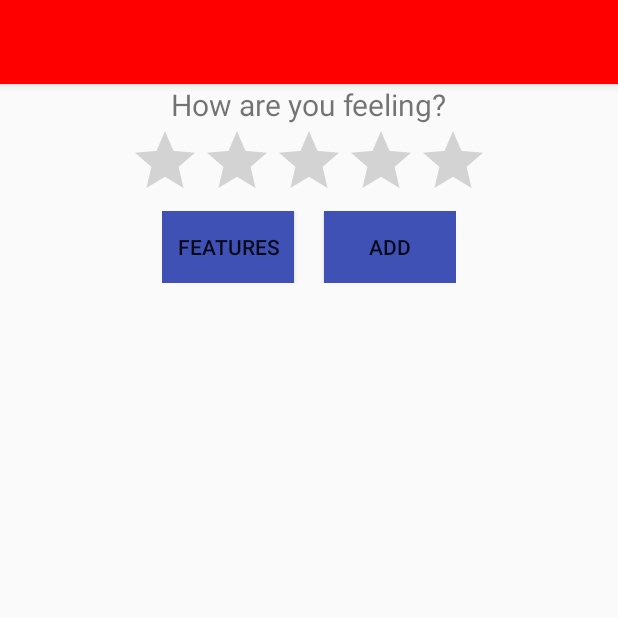
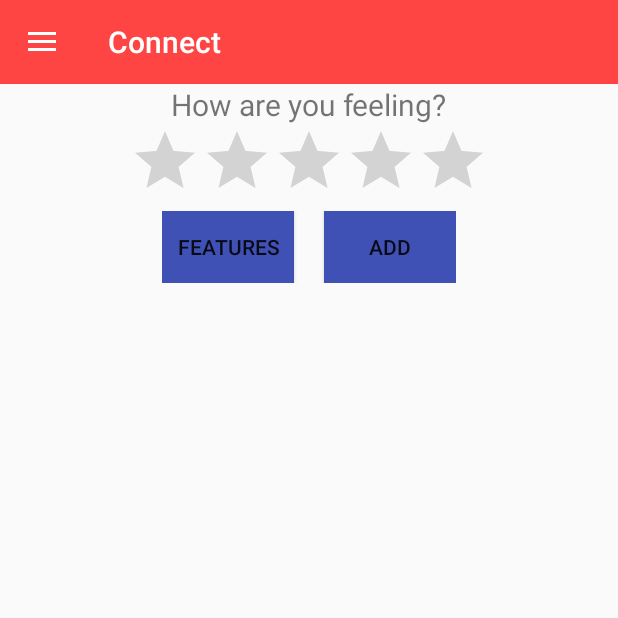
Before and after one commit to SamirRehm/Mood-Machine-Learning-App, an Android app: the screen it shows after launch (MainActivity), on a phone screen of 412 x 824 dp, the top half of it. Run offline under Robolectric (Android 15) with nearby library versions, the phone set to English and light mode, and no system bars; our stand-ins replace Firebase (no records; nobody signed in at launch, a user with empty details on screens opened directly); 9 statements that could not run were skipped.

Commit message:
Things kind of work

```diff
--- a/MoodAppUI/app/src/main/AndroidManifest.xml
+++ b/MoodAppUI/app/src/main/AndroidManifest.xml
@@ -20,6 +20,8 @@
         </activity>
         <activity android:name=".feature_selection_activity">
         </activity>
+        <activity android:name=".Prediction_Activity">
+        </activity>
     </application>
 
 </manifest>
--- /dev/null
+++ b/MoodAppUI/app/src/main/java/com/example/srehm/moodappui/ConnectFragment.java
@@ -0,0 +1,19 @@
+package com.example.srehm.moodappui;
+
+import android.os.Bundle;
+import android.support.v4.app.Fragment;
+import android.view.LayoutInflater;
+import android.view.View;
+import android.view.ViewGroup;
+
+public class ConnectFragment extends Fragment {
+
+    public ConnectFragment() {
+    }
+
+    @Override
+    public View onCreateView(LayoutInflater inflater, ViewGroup container, Bundle savedInstanceState) {
+        View rootView = inflater.inflate(R.layout.fragment_connect, container, false);
+        return rootView;
+    }
+}
--- a/MoodAppUI/app/src/main/java/com/example/srehm/moodappui/MainActivity.java
+++ b/MoodAppUI/app/src/main/java/com/example/srehm/moodappui/MainActivity.java
@@ -4,11 +4,17 @@ import android.content.Context;
 import android.content.Intent;
 import android.os.AsyncTask;
 import android.support.annotation.NonNull;
+import android.support.v4.app.Fragment;
+import android.support.v4.app.FragmentManager;
+import android.support.v4.widget.DrawerLayout;
 import android.support.v7.app.AppCompatActivity;
 import android.os.Bundle;
 import android.support.v7.widget.Toolbar;
 import android.util.Log;
+import android.view.MenuItem;
 import android.view.View;
+import android.widget.AdapterView;
+import android.widget.ListView;
 import android.widget.RatingBar;
 import com.google.android.gms.tasks.OnFailureListener;
 import com.google.android.gms.tasks.OnSuccessListener;
@@ -33,6 +39,17 @@ import java.util.List;
 import java.util.concurrent.ExecutionException;
 
 public class MainActivity extends AppCompatActivity {
+
+
+    private String[] mNavigationDrawerItemTitles;
+    private DrawerLayout mDrawerLayout;
+    private ListView mDrawerList;
+    Toolbar toolbar;
+    private CharSequence mDrawerTitle;
+    private CharSequence mTitle;
+    android.support.v7.app.ActionBarDrawerToggle mDrawerToggle;
+    public ConnectFragment connectFragment;
+
     FirebaseStorage storage;
     FirebaseModelInterpreter firebaseModelInterpreter;
     FirebaseModelInputOutputOptions IOOptions;
@@ -44,8 +61,113 @@ public class MainActivity extends AppCompatActivity {
     protected void onCreate(Bundle savedInstanceState) {
         super.onCreate(savedInstanceState);
         setContentView(R.layout.activity_main);
+        setUpDrawer();
+
         storage = FirebaseStorage.getInstance();
         set_up_firebase_model();
+    }
+
+    private class DrawerItemClickListener implements ListView.OnItemClickListener {
+
+        @Override
+        public void onItemClick(AdapterView<?> parent, View view, int position, long id) {
+            selectItem(position);
+        }
+    }
+
+
+    private void selectItem(int position) {
+
+        Fragment fragment = null;
+
+        switch (position) {
+            case 0:
+                fragment = connectFragment;
+                break;
+            default:
+                break;
+        }
+
+        if (fragment != null) {
+            FragmentManager fragmentManager = getSupportFragmentManager();
+            fragmentManager.beginTransaction().replace(R.id.content_frame, fragment).commit();
+
+            mDrawerList.setItemChecked(position, true);
+            mDrawerList.setSelection(position);
+            setTitle(mNavigationDrawerItemTitles[position]);
+            mDrawerLayout.closeDrawer(mDrawerList);
+
+        } else {
+            Log.e("MainActivity", "Error in creating fragment");
+        }
+    }
+
+    @Override
+    public boolean onOptionsItemSelected(MenuItem item) {
+
+        if (mDrawerToggle.onOptionsItemSelected(item)) {
+            return true;
+        }
+
+        return super.onOptionsItemSelected(item);
+    }
+
+    @Override
+    public void setTitle(CharSequence title) {
+        mTitle = title;
+        getSupportActionBar().setTitle(mTitle);
+    }
+
+    @Override
+    protected void onPostCreate(Bundle savedInstanceState) {
+        super.onPostCreate(savedInstanceState);
+        mDrawerToggle.syncState();
+    }
+
+    void setupToolbar() {
+        toolbar = (Toolbar) findViewById(R.id.toolbar);
+        setSupportActionBar(toolbar);
+        getSupportActionBar().setDisplayShowHomeEnabled(true);
+    }
+
+    void setUpDrawer() {
+        mTitle = mDrawerTitle = getTitle();
+        mNavigationDrawerItemTitles = getResources().getStringArray(R.array.navigation_drawer_items_array);
+        mDrawerLayout = findViewById(R.id.drawer_layout);
+        mDrawerList = findViewById(R.id.left_drawer);
+
+        setupToolbar();
+
+        DataModel[] drawerItem = new DataModel[3];
+
+        drawerItem[0] = new DataModel("Connect");
+        drawerItem[1] = new DataModel("Fixtures");
+        drawerItem[2] = new DataModel("Table");
+        getSupportActionBar().setDisplayHomeAsUpEnabled(false);
+        getSupportActionBar().setHomeButtonEnabled(true);
+
+        DrawerItemCustomAdapter adapter = new DrawerItemCustomAdapter(this, R.layout.list_view_item_row, drawerItem);
+        mDrawerList.setAdapter(adapter);
+        mDrawerList.setOnItemClickListener(new DrawerItemClickListener());
+        mDrawerLayout = (DrawerLayout) findViewById(R.id.drawer_layout);
+        mDrawerLayout.setDrawerListener(mDrawerToggle);
+        setupDrawerToggle();
+        mDrawerList.setSelection(0);
+
+        connectFragment = new ConnectFragment();
+        FragmentManager fragmentManager = getSupportFragmentManager();
+        fragmentManager.beginTransaction().replace(R.id.content_frame, connectFragment).commit();
+
+        mDrawerList.setItemChecked(0, true);
+        mDrawerList.setSelection(0);
+        setTitle(mNavigationDrawerItemTitles[0]);
+        mDrawerLayout.closeDrawer(mDrawerList);
+    }
+
+    void setupDrawerToggle() {
+        mDrawerToggle = new android.support.v7.app.ActionBarDrawerToggle(this, mDrawerLayout, toolbar, R.string.app_name, R.string.app_name);
+        //This is necessary to change the icon of the Drawer Toggle upon state change.
+        mDrawerToggle.syncState();
     }
 
     public void set_up_firebase_model() {
@@ -92,7 +214,8 @@ public class MainActivity extends AppCompatActivity {
                                 @Override
                                 public void onFailure(@NonNull Exception e) {
                                     e.printStackTrace();
-                                }});
+                                }
+                            });
         } catch (FirebaseMLException e) {
             e.printStackTrace();
         }
@@ -102,7 +225,7 @@ public class MainActivity extends AppCompatActivity {
         StorageReference root = storage.getReference();
         final StorageReference fileRef = root.child("data.txt");
 
-        fileRef.getBytes(1024*1024).addOnSuccessListener(new OnSuccessListener<byte[]>() {
+        fileRef.getBytes(1024 * 1024).addOnSuccessListener(new OnSuccessListener<byte[]>() {
             @Override
             public void onSuccess(byte[] bytes) {
                 String res = new String(bytes);
@@ -152,7 +275,7 @@ public class MainActivity extends AppCompatActivity {
         String weather = new JsonTask().execute("http://api.openweathermap.org/data/2.5/weather?q=Chilliwack&APPID=cb6a3e93bc1ef4e6f64672a923cd240a").get();
         JSONObject reader = new JSONObject(weather);
 
-        float temperature = (float)reader.getJSONObject("main").getDouble("temp")-273.15f;
+        float temperature = (float) reader.getJSONObject("main").getDouble("temp") - 273.15f;
         long operationTime = System.currentTimeMillis() - startTime;
         upload(temperature);
     }
@@ -193,7 +316,7 @@ public class MainActivity extends AppCompatActivity {
                 String line = "";
 
                 while ((line = reader.readLine()) != null) {
-                    buffer.append(line+"\n");
+                    buffer.append(line + "\n");
                     Log.d("Response: ", "> " + line);   //here u ll get whole response...... :-)
 
                 }
@@ -223,7 +346,7 @@ public class MainActivity extends AppCompatActivity {
         @Override
         protected void onPostExecute(String result) {
             super.onPostExecute(result);
-            if (pd.isShowing()){
+            if (pd.isShowing()) {
                 pd.dismiss();
             }
             jsonResponse = result;
--- /dev/null
+++ b/MoodAppUI/app/src/main/java/com/example/srehm/moodappui/Prediction_Activity.java
@@ -0,0 +1,13 @@
+package com.example.srehm.moodappui;
+
+import android.support.v7.app.AppCompatActivity;
+import android.os.Bundle;
+
+public class Prediction_Activity extends AppCompatActivity {
+
+    @Override
+    protected void onCreate(Bundle savedInstanceState) {
+        super.onCreate(savedInstanceState);
+        setContentView(R.layout.activity_prediction_);
+    }
+}
--- a/MoodAppUI/app/src/main/java/com/example/srehm/moodappui/feature_selection_activity.java
+++ b/MoodAppUI/app/src/main/java/com/example/srehm/moodappui/feature_selection_activity.java
@@ -1,7 +1,7 @@
 package com.example.srehm.moodappui;
 
+import android.os.Bundle;
 import android.support.v7.app.AppCompatActivity;
-import android.os.Bundle;
 import android.view.View;
 import android.widget.ArrayAdapter;
 import android.widget.AutoCompleteTextView;
@@ -10,6 +10,9 @@ import java.util.Vector;
 
 public class feature_selection_activity extends AppCompatActivity {
 
+    private static final String[] Activities = new String[]{
+            "Run", "Hang out with friends", "Tennis", "Study", "Music"
+    };
     Vector<String> selected_features = new Vector<>();
 
     @Override
@@ -24,10 +27,6 @@ public class feature_selection_activity extends AppCompatActivity {
         textView.setAdapter(adapter);
     }
 
-    private static final String[] Activities = new String[] {
-            "Run", "Hang out with friends", "Tennis", "Study", "Music"
-    };
-
     public void add_feature(View v) {
         //AutoCompleteTextView a = (AutoCompleteTextView)v;
         //selected_features.add(a.getText().toString());
--- a/MoodAppUI/app/src/main/res/layout/activity_main.xml
+++ b/MoodAppUI/app/src/main/res/layout/activity_main.xml
@@ -1,70 +1,43 @@
 <?xml version="1.0" encoding="utf-8"?>
-<android.support.design.widget.CoordinatorLayout
+<android.support.v4.widget.DrawerLayout
         xmlns:android="http://schemas.android.com/apk/res/android"
-        xmlns:app="http://schemas.android.com/apk/res-auto"
-        xmlns:tools="http://schemas.android.com/tools"
+        android:id="@+id/drawer_layout"
         android:layout_width="match_parent"
         android:layout_height="match_parent"
-        android:fitsSystemWindows="true"
-        tools:context="com.example.srehm.moodappui.MainActivity">
+        android:fitsSystemWindows="true" >
+
 
     <LinearLayout
             android:layout_width="match_parent"
             android:layout_height="match_parent"
             android:orientation="vertical">
 
-        <android.support.design.widget.AppBarLayout
+        <LinearLayout
+                android:id="@+id/container_toolbar"
                 android:layout_width="match_parent"
                 android:layout_height="wrap_content"
-                android:theme="@style/AppTheme">
+                android:orientation="vertical">
 
-            <android.support.v7.widget.Toolbar
+            <include
                     android:id="@+id/toolbar"
-                    android:layout_width="match_parent"
-                    android:layout_height="?attr/actionBarSize"
-                    android:background="#FF0000"
-                    app:popupTheme="@style/AppTheme" />
+                    layout="@layout/toolbar" />
+        </LinearLayout>
 
-        </android.support.design.widget.AppBarLayout>
 
-    <LinearLayout
-            android:orientation="vertical"
-            android:layout_width="match_parent"
-            android:layout_height="wrap_content"
-            app:layout_behavior="@string/appbar_scrolling_view_behavior"
-            android:gravity="center_horizontal">
-        <TextView
-                android:layout_width="wrap_content"
-                android:layout_height="wrap_content"
-                android:textSize="20dp"
-                android:text="How are you feeling?"/>
-        <RatingBar
-                android:id="@+id/feeling"
-                android:layout_width="wrap_content"
-                android:layout_height="wrap_content"
-        />
-        <LinearLayout
-                android:layout_width="wrap_content"
-                android:layout_height="wrap_content"
-                android:orientation="horizontal"
-                android:layout_gravity="center_horizontal">
-            <Button
-                    android:layout_width="wrap_content"
-                    android:layout_height="wrap_content"
-                    android:background="@color/colorPrimary"
-                    android:text="Features"
-                    android:layout_marginEnd="20dp"
-                    android:onClick="feature_addition"
-            />
-            <Button
-                    android:layout_width="wrap_content"
-                    android:layout_height="wrap_content"
-                    android:background="@color/colorPrimary"
-                    android:text="Add"
-                    android:onClick="add_data"
-            />
-        </LinearLayout>
-        <Space android:layout_width="match_parent" android:layout_height="50dp"/>
+        <FrameLayout
+                android:id="@+id/content_frame"
+                android:layout_width="match_parent"
+                android:layout_height="match_parent" />
+
     </LinearLayout>
-    </LinearLayout>
-</android.support.design.widget.CoordinatorLayout>
+
+    <ListView
+            android:id="@+id/left_drawer"
+            android:layout_width="240dp"
+            android:layout_height="match_parent"
+            android:layout_gravity="start"
+            android:background="@android:color/holo_red_light"
+            android:choiceMode="singleChoice"
+            android:divider="@android:color/white"
+            android:dividerHeight="1dp" />
+</android.support.v4.widget.DrawerLayout>
--- /dev/null
+++ b/MoodAppUI/app/src/main/res/layout/activity_prediction_.xml
@@ -0,0 +1,10 @@
+<?xml version="1.0" encoding="utf-8"?>
+<android.support.constraint.ConstraintLayout
+        xmlns:android="http://schemas.android.com/apk/res/android"
+        xmlns:tools="http://schemas.android.com/tools"
+        xmlns:app="http://schemas.android.com/apk/res-auto"
+        android:layout_width="match_parent"
+        android:layout_height="match_parent"
+        tools:context=".Prediction_Activity">
+
+</android.support.constraint.ConstraintLayout>
--- /dev/null
+++ b/MoodAppUI/app/src/main/res/layout/fragment_connect.xml
@@ -0,0 +1,50 @@
+<?xml version="1.0" encoding="utf-8"?>
+<android.support.design.widget.CoordinatorLayout
+        xmlns:android="http://schemas.android.com/apk/res/android"
+        xmlns:app="http://schemas.android.com/apk/res-auto"
+        xmlns:tools="http://schemas.android.com/tools"
+        android:layout_width="match_parent"
+        android:layout_height="match_parent"
+        android:fitsSystemWindows="true"
+        tools:context="com.example.srehm.moodappui.MainActivity">
+
+<LinearLayout
+        android:orientation="vertical"
+        android:layout_width="match_parent"
+        android:layout_height="wrap_content"
+        app:layout_behavior="@string/appbar_scrolling_view_behavior"
+        android:gravity="center_horizontal">
+    <TextView
+            android:layout_width="wrap_content"
+            android:layout_height="wrap_content"
+            android:textSize="20dp"
+            android:text="How are you feeling?"/>
+    <RatingBar
+            android:id="@+id/feeling"
+            android:layout_width="wrap_content"
+            android:layout_height="wrap_content"
+    />
+    <LinearLayout
+            android:layout_width="wrap_content"
+            android:layout_height="wrap_content"
+            android:orientation="horizontal"
+            android:layout_gravity="center_horizontal">
+        <Button
+                android:layout_width="wrap_content"
+                android:layout_height="wrap_content"
+                android:background="@color/colorPrimary"
+                android:text="Features"
+                android:layout_marginEnd="20dp"
+                android:onClick="feature_addition"
+        />
+        <Button
+                android:layout_width="wrap_content"
+                android:layout_height="wrap_content"
+                android:background="@color/colorPrimary"
+                android:text="Add"
+                android:onClick="add_data"
+        />
+    </LinearLayout>
+    <Space android:layout_width="match_parent" android:layout_height="50dp"/>
+</LinearLayout>
+</android.support.design.widget.CoordinatorLayout>
```
